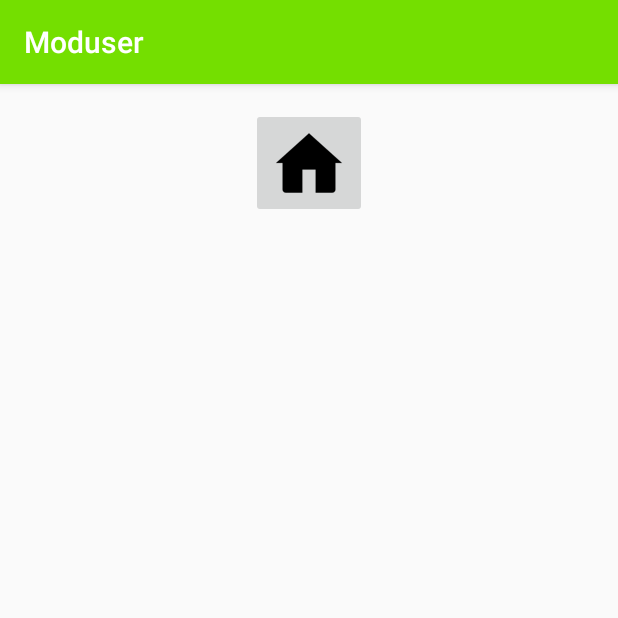
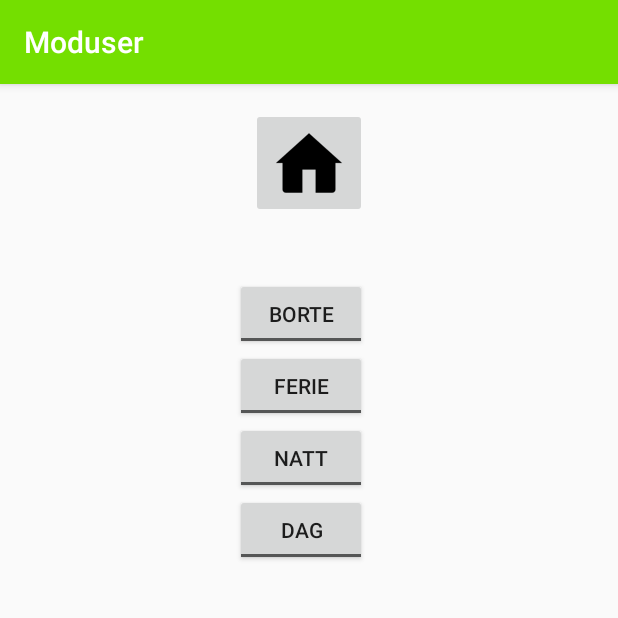
Before and after one commit to Hauken1/SHK-Applikasjon, an Android app: the TypeOfMode screen opened directly, with no data from a screen before it, on a phone screen of 412 x 824 dp, the top half of it. Run offline under Robolectric (Android 15) with nearby library versions, the phone set to English and light mode, and no system bars; 4 statements that could not run were skipped.

Commit message:
litt på "mode" added

```diff
--- a/app/src/main/java/com/weebly/smarthusgruppen/shk_applikasjon/LoginClient.java
+++ b/app/src/main/java/com/weebly/smarthusgruppen/shk_applikasjon/LoginClient.java
@@ -4,6 +4,7 @@ import android.app.AlertDialog;
 import android.content.DialogInterface;
 import android.content.Intent;
 import android.net.Uri;
+import android.support.v4.widget.SwipeRefreshLayout;
 import android.support.v7.app.AppCompatActivity;
 import android.os.Bundle;
 import android.text.Editable;
@@ -11,7 +12,7 @@ import android.util.Log;
 import android.view.View;
 import android.widget.EditText;
 import android.widget.Button;
-
+import android.support.v4.widget.SwipeRefreshLayout.OnRefreshListener;
 
 import com.google.android.gms.appindexing.Action;
 import com.google.android.gms.appindexing.AppIndex;
@@ -28,6 +29,7 @@ import java.util.Random;
 import java.util.concurrent.TimeUnit;
 
 
+
 public class LoginClient extends AppCompatActivity {
     Button loginBtn;
     int serverPort = 12345;
@@ -40,6 +42,7 @@ public class LoginClient extends AppCompatActivity {
     Boolean loggedIn;
     Boolean connected;
     static Socket connection;
+    private SwipeRefreshLayout swipeContainer;
 
 
     @Override
@@ -57,7 +60,44 @@ public class LoginClient extends AppCompatActivity {
 
         }
 
+        swipeContainer = (SwipeRefreshLayout) findViewById(R.id.swipeContainer);
+        // Setup refresh listener which triggers new data loading
+        swipeContainer.setOnRefreshListener(new OnRefreshListener() {
+            public void onRefresh() {
+                // Your code to refresh the list here.
+                // Make sure you call swipeContainer.setRefreshing(false)
+                // once the network request has completed successfully.
+                connect();
+
+             //   fetchTimelineAsync(0);
+            }
+        });
+        // Configure the refreshing colors
+        swipeContainer.setColorSchemeResources(android.R.color.holo_blue_bright,
+                android.R.color.holo_green_light,
+                android.R.color.holo_orange_light,
+                android.R.color.holo_red_light);
+
     }
+ /*   public void fetchTimelineAsync(int page) {
+        // Send the network request to fetch the updated data
+        // `client` here is an instance of Android Async HTTP
+        client.getHomeTimeline(0, new JsonHttpResponseHandler() {
+            public void onSuccess(JSONArray json) {
+                // Remember to CLEAR OUT old items before appending in the new ones
+                adapter.clear();
+                // ...the data has come back, add new items to your adapter...
+                adapter.addAll(...);
+                // Now we call setRefreshing(false) to signal refresh has finished
+                swipeContainer.setRefreshing(false);
+            }
+
+            public void onFailure(Throwable e) {
+                Log.d("DEBUG", "Fetch timeline error: " + e.toString());
+            }
+        });
+    }
+*/
 
     protected void onRestart() {
         super.onRestart();
@@ -222,7 +262,9 @@ public class LoginClient extends AppCompatActivity {
                         connection.getOutputStream()));
                 input = new BufferedReader(new InputStreamReader(
                         connection.getInputStream()));
+            if (connection.isConnected()) {
                 connected = true;
+            }
 
         } catch (UnknownHostException e) {
             new AlertDialog.Builder(LoginClient.this)
--- a/app/src/main/java/com/weebly/smarthusgruppen/shk_applikasjon/TypeOfMode.java
+++ b/app/src/main/java/com/weebly/smarthusgruppen/shk_applikasjon/TypeOfMode.java
@@ -5,9 +5,14 @@ import android.support.v7.app.AppCompatActivity;
 import android.os.Bundle;
 import android.view.View;
 import android.widget.ImageButton;
+import android.widget.ToggleButton;
 
 public class TypeOfMode extends AppCompatActivity {
     ImageButton homeBtn;
+    ToggleButton dayBtn;
+    ToggleButton nightBtn;
+    ToggleButton awayBtn;
+    ToggleButton holidayBtn;
     @Override
     protected void onCreate(Bundle savedInstanceState) {
         super.onCreate(savedInstanceState);
@@ -20,6 +25,18 @@ public class TypeOfMode extends AppCompatActivity {
                 goToHome();
             }
         });
+
+        dayBtn = (ToggleButton) findViewById(R.id.toggle_day);
+        dayBtn.setOnClickListener(light_all__off_Listener);
+
+        nightBtn = (ToggleButton) findViewById(R.id.toggle_night);
+        nightBtn.setOnClickListener(light_all__off_Listener);
+
+        awayBtn = (ToggleButton) findViewById(R.id.toggle_away);
+        awayBtn.setOnClickListener(light_all__off_Listener);
+
+        holidayBtn = (ToggleButton) findViewById(R.id.toggle_holiday);
+        holidayBtn.setOnClickListener(light_all__off_Listener);
     }
     public void goToHome() {
         Intent intent = new Intent(this, MainActivity.class);
--- a/app/src/main/res/layout/activity_type_of_mode.xml
+++ b/app/src/main/res/layout/activity_type_of_mode.xml
@@ -17,4 +17,49 @@
         android:layout_alignParentTop="true"
         android:layout_centerHorizontal="true" />
 
+
+    <ToggleButton
+        android:layout_width="wrap_content"
+        android:layout_height="wrap_content"
+        android:textOff="@string/day"
+        android:textOn="@string/day"
+        android:id="@+id/toggle_day"
+        android:checked="false"
+        android:layout_below="@+id/toggle_night"
+        android:layout_alignLeft="@+id/toggle_night"
+        android:layout_alignStart="@+id/toggle_night" />
+
+    <ToggleButton
+        android:layout_width="wrap_content"
+        android:layout_height="wrap_content"
+        android:textOff="@string/night"
+        android:textOn="@string/night"
+        android:id="@+id/toggle_night"
+        android:checked="false"
+        android:layout_below="@+id/toggle_holiday"
+        android:layout_alignLeft="@+id/toggle_holiday"
+        android:layout_alignStart="@+id/toggle_holiday" />
+
+    <ToggleButton
+        android:layout_width="wrap_content"
+        android:layout_height="wrap_content"
+        android:textOff="@string/holiday"
+        android:textOn="@string/holiday"
+        android:id="@+id/toggle_holiday"
+        android:checked="false"
+        android:layout_below="@+id/toggle_away"
+        android:layout_alignLeft="@+id/toggle_away"
+        android:layout_alignStart="@+id/toggle_away" />
+
+    <ToggleButton
+        android:layout_width="wrap_content"
+        android:layout_height="wrap_content"
+        android:textOff="@string/away"
+        android:textOn="@string/away"
+        android:id="@+id/toggle_away"
+        android:checked="false"
+        android:layout_marginTop="40dp"
+        android:layout_below="@+id/home_button"
+        android:layout_alignRight="@+id/home_button"
+        android:layout_alignEnd="@+id/home_button" />
 </RelativeLayout>
--- a/app/src/main/res/values/strings.xml
+++ b/app/src/main/res/values/strings.xml
@@ -62,6 +62,10 @@
     <string name="ph">PLACEHOLDER</string>
     <string name="current_temp">Nå</string>
     <string name="static_temp">Styr denne</string>
+    <string name="day">Dag</string>
+    <string name="night">Natt</string>
+    <string name="holiday">Ferie</string>
+    <string name="away">Borte</string>
 
     <string name="title_activity_fullscreen">FullscreenActivity</string>
     <string name="dummy_button">Dummy Button</string>
```
Also changed, not shown: app/src/main/res/layout/activity_login_client.xml (+19 -0 lines).
